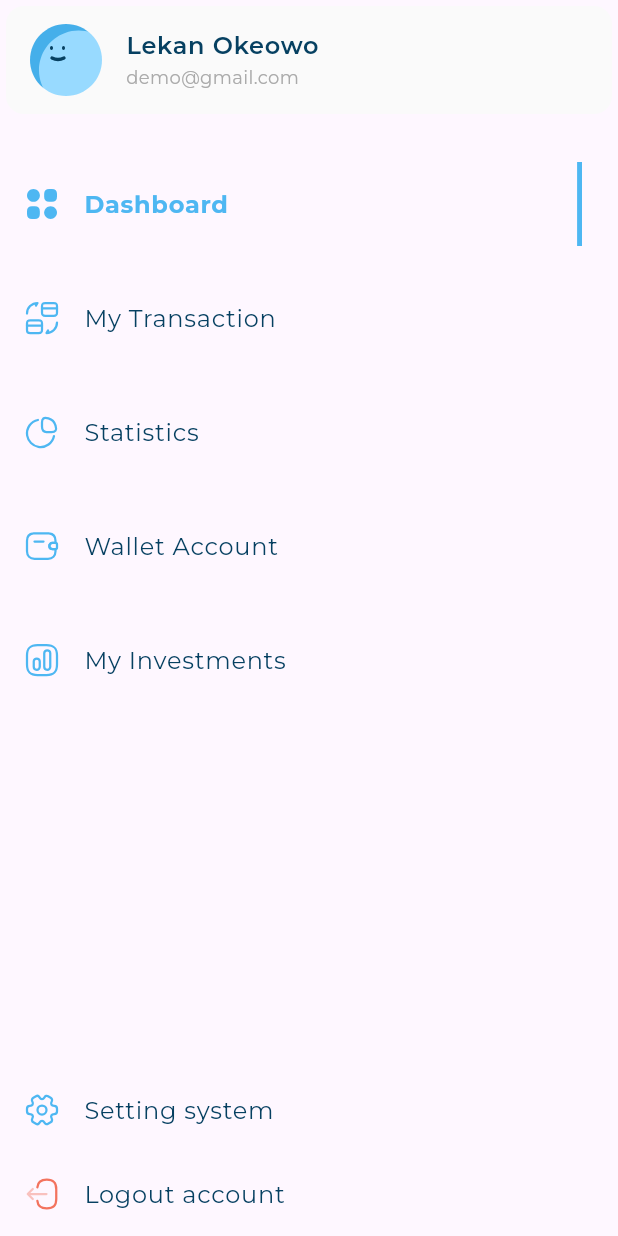
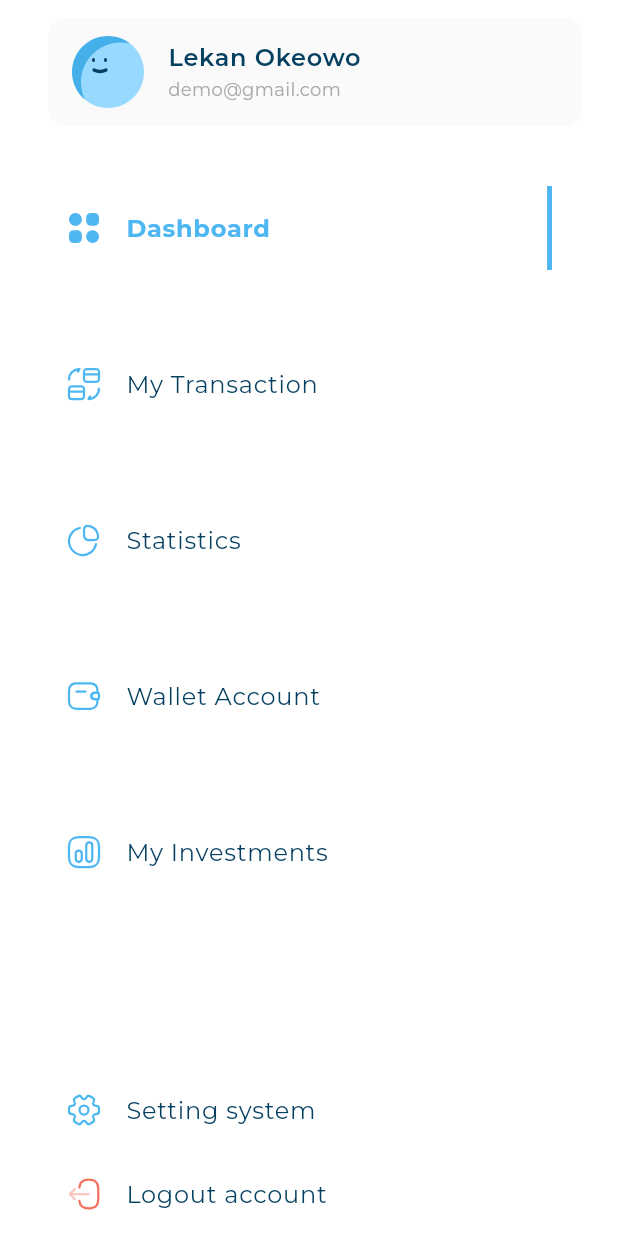
Before and after one commit to Saidelatar/responsive_dashboard, a Flutter app: the CustomDarwer widget shown alone on an empty page, opened directly, on a phone screen of 412 x 824 dp. Run offline on Flutter 3.47's test engine with Material 3 defaults, Android fonts, the phone set to English and light mode, and no system bars; our stand-ins replace flutter_svg; project files that could hold a hidden picture were left out.

```diff
--- a/lib/views/widgets/custom_darwer.dart
+++ b/lib/views/widgets/custom_darwer.dart
@@ -10,13 +10,18 @@ class CustomDarwer extends StatelessWidget {
 
   @override
   Widget build(BuildContext context) {
-    return const CustomScrollView(
+    return Container(
+      color: Colors.white,
+      child: const CustomScrollView(
         slivers: [
           SliverToBoxAdapter(
+            child: Padding(
+              padding: EdgeInsets.only(right: 20, left: 28, top: 8, bottom: 8),
               child: UserInfoListTile(
                   image: Assets.imagesAvatar1,
                   title: 'Lekan Okeowo',
                   subtitle: 'demo@gmail.com'),
+            ),
           ),
           SliverToBoxAdapter(
             child: SizedBox(
@@ -26,16 +31,20 @@ class CustomDarwer extends StatelessWidget {
           DrawerItemListview(),
           SliverFillRemaining(
             hasScrollBody: false,
+            child: Padding(
+              padding: EdgeInsets.only(left: 28),
               child: Column(
                 children: [
                   Expanded(child: SizedBox()),
                   InActiveListTile(
                       drawerItemModel: DrawerItemModel(
-                      image: Assets.imagesSetting2, title: 'Setting system')),
+                          image: Assets.imagesSetting2,
+                          title: 'Setting system')),
                   InActiveListTile(
                       drawerItemModel: DrawerItemModel(
                           image: Assets.imagesLogout, title: 'Logout account')),
                 ],
+              ),
             ),
           ),
           SliverToBoxAdapter(
@@ -44,6 +53,7 @@ class CustomDarwer extends StatelessWidget {
             ),
           )
         ],
+      ),
     );
   }
 }
--- a/lib/views/widgets/drawer_item_listview.dart
+++ b/lib/views/widgets/drawer_item_listview.dart
@@ -33,7 +33,8 @@ class _DrawerItemListviewState extends State<DrawerItemListview> {
               }),
             },
             child: Padding(
-              padding: const EdgeInsets.only(top: 20.0),
+              padding: const EdgeInsets.only(
+                  top: 20.0, right: 20, left: 28, bottom: 28),
               child: CustomDrawerItem(
                 drawerItemModel: items[index],
                 isActive: activeIndex == index,
```
Also changed, not shown: lib/views/widgets/all_expenses_header.dart (+14 -2 lines), lib/views/widgets/range_options.dart (added, +34 -0 lines). Lines whose indentation alone changed are shown as unchanged.
